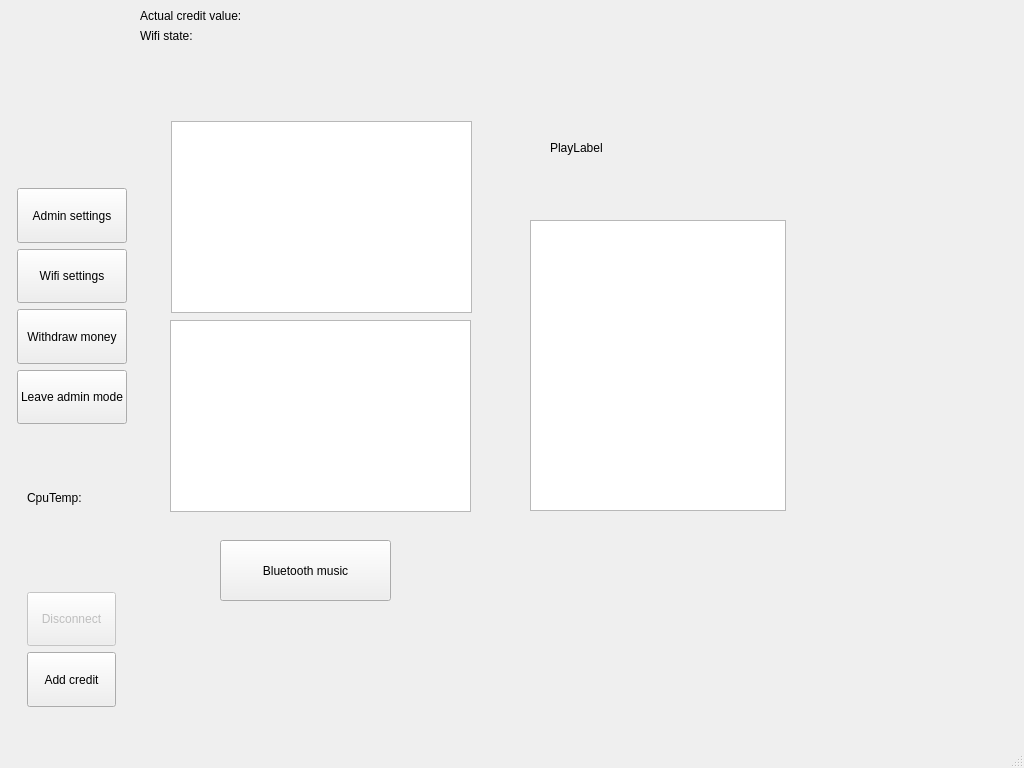
Before: the Qt Designer form blue-app/ui/MainWindow.ui in matus-u/sz-bluetooth, drawn with Qt 5.
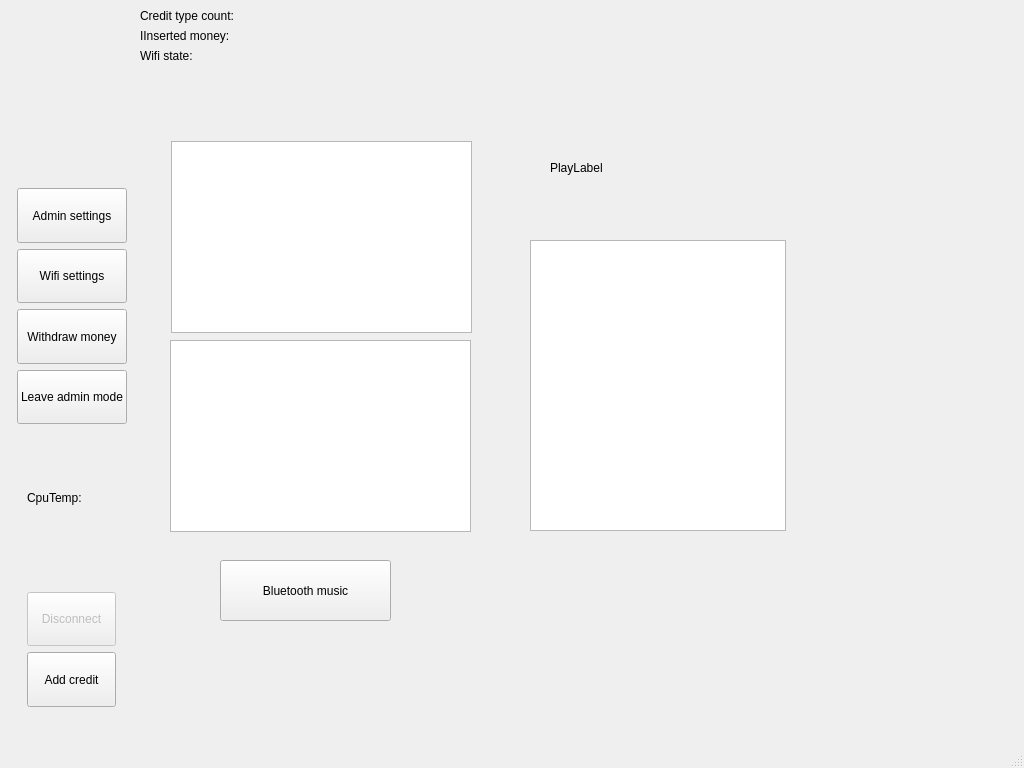
After: the same form once the commit is applied.

Commit message: implement money take form song and playing logic (only mp3 missing)

```diff
--- a/blue-app/ui/MainWindow.ui
+++ b/blue-app/ui/MainWindow.ui
@@ -263,7 +263,7 @@
         <item row="0" column="0">
          <widget class="QLabel" name="label">
           <property name="text">
-           <string>Actual credit value:</string>
+           <string>Credit type count:</string>
           </property>
          </widget>
         </item>
@@ -277,14 +277,14 @@
           </property>
          </widget>
         </item>
-        <item row="1" column="0">
+        <item row="2" column="0">
          <widget class="QLabel" name="label_2">
           <property name="text">
            <string>Wifi state:</string>
           </property>
          </widget>
         </item>
-        <item row="1" column="1">
+        <item row="2" column="1">
          <widget class="QLabel" name="wifiStateLabel">
           <property name="text">
            <string/>
@@ -294,6 +294,23 @@
           </property>
          </widget>
         </item>
+        <item row="1" column="0">
+         <widget class="QLabel" name="label_3">
+          <property name="text">
+           <string>IInserted money:</string>
+          </property>
+         </widget>
+        </item>
+        <item row="1" column="1">
+         <widget class="QLabel" name="actualMoneyValue">
+          <property name="text">
+           <string/>
+          </property>
+          <property name="alignment">
+           <set>Qt::AlignRight|Qt::AlignTrailing|Qt::AlignVCenter</set>
+          </property>
+         </widget>
+        </item>
        </layout>
       </item>
       <item>
```
The commit also changes 5 other files.
